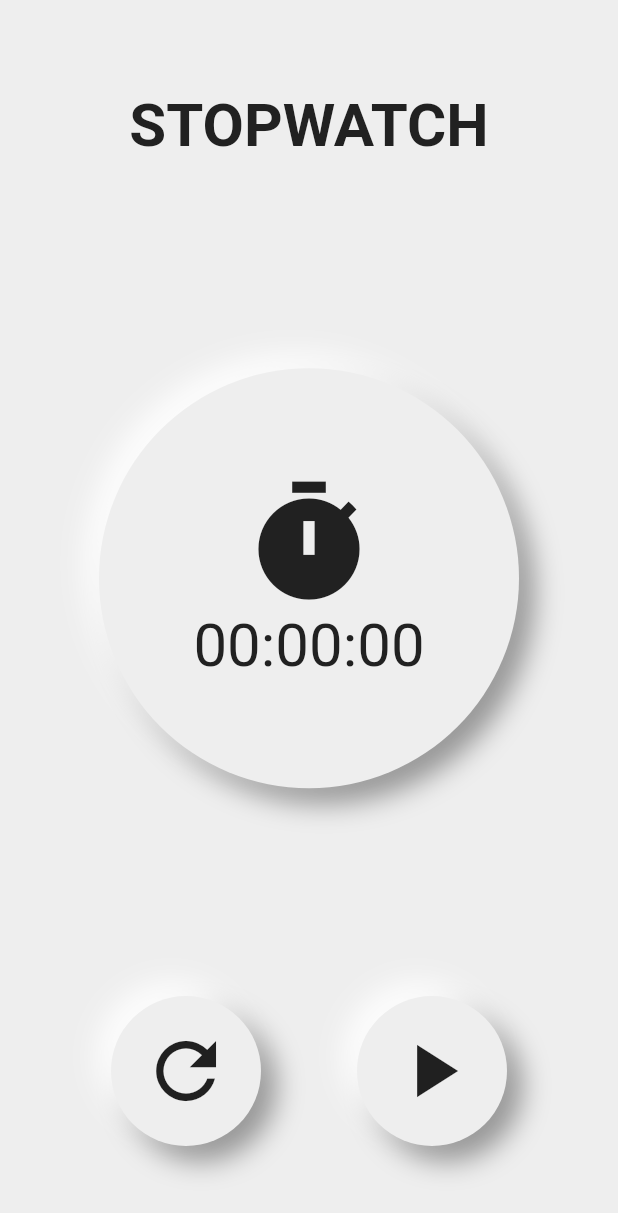
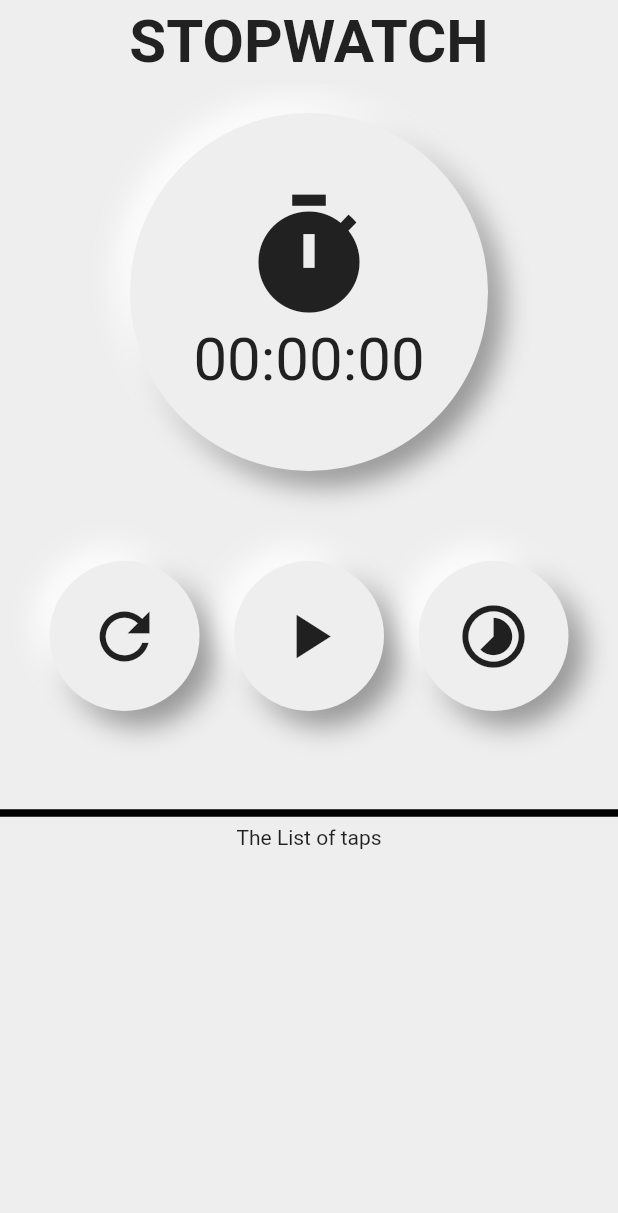
Before and after one commit to bbkouty/chronometer, a Flutter app: the screen it shows after launch, on a phone screen of 412 x 824 dp. Shown: the top 1213 px of the screen. Run offline on Flutter 3.47's test engine with Material 2 defaults, Android fonts, the phone set to English and light mode, and no system bars.

Commit message:
Commit 2021/04/14

```diff
--- /dev/null
+++ b/lib/StopwatchApp.dart
@@ -0,0 +1,247 @@
+import 'dart:async';
+
+import 'package:flutter/gestures.dart';
+import 'package:flutter/material.dart';
+///
+/// Author : BBKOUTY
+/// Date   : 2021/04/14
+///
+/// This Class is build for managing the actual stopwatch
+///
+class StopwatchApp extends StatefulWidget {
+  @override
+  _StopwatchAppState createState() => _StopwatchAppState();
+}
+
+class _StopwatchAppState extends State<StopwatchApp> {
+
+  /// A variable that store what the stopwatch will show to the user
+  String timeString = "00:00:00";
+  /// A stopwatch that we use for all the event, isRunning and so on...
+  Stopwatch stopwatch = Stopwatch();
+  /// The timer that we handle
+  Timer timer;
+  /// This list will hold all the time lap
+  List timeLapList = [];
+
+  /// This function start the clock
+  void start() {
+    stopwatch.start();
+    timer = Timer.periodic(Duration(microseconds: 1), update);
+  }
+
+  /// This function helps for the changing state on the timer
+  void update(Timer t){
+    if (stopwatch.isRunning) {
+      setState(() {
+        timeString = (stopwatch.elapsed.inMinutes % 60).toString().padLeft(2, "0")+
+            ":"+(stopwatch.elapsed.inSeconds % 60).toString().padLeft(2, "0")+":"+
+            (stopwatch.elapsed.inMilliseconds % 1000 / 10).clamp(0, 99).toStringAsFixed(0).padLeft(2, "0");
+      });
+    }
+  }
+
+  /// The function stop make a pause to the stopwatch
+  void stop(){
+    setState(() {
+      timer.cancel();
+      stopwatch.stop();
+    });
+  }
+
+  /// This function reset the clock of the stopwatch
+  void reset(){
+    timer.cancel();
+    stopwatch.reset();
+    setState(() {
+      timeString= "00:00:00";
+      timeLapList.clear();
+    });
+    stopwatch.stop();
+  }
+
+  /// This function will add the timer to the time lap list
+  void addTimeLapList(){
+    if(stopwatch.isRunning) {
+      setState(() {
+        timeLapList.add(timeString);
+      });
+    }
+  }
+
+  @override
+  Widget build(BuildContext context) {
+    return  Scaffold(
+      appBar: AppBar(
+        title: Center(
+          child: Text(
+            'STOPWATCH',
+            style: TextStyle(
+                fontSize: 40,
+                fontWeight: FontWeight.bold,
+                color: Colors.grey.shade900
+            ),
+          ),
+        ),
+        backgroundColor: Colors.grey.shade200,
+        elevation: 0,
+      ),
+      backgroundColor: Colors.grey.shade200,
+      body: Column(
+        mainAxisAlignment: MainAxisAlignment.center,
+        children: <Widget>[
+          SizedBox(
+            height: 10,
+          ),
+          Flexible(
+            flex: 1,
+            child: Container(
+              width: 280,
+              height: 280,
+              decoration: BoxDecoration(
+                  color: Colors.grey.shade200,
+                  shape: BoxShape.circle,
+                  boxShadow: [
+                    BoxShadow(
+                      offset: Offset(10,10),
+                      color: Colors.black38,
+                      blurRadius: 15,
+                    ),
+                    BoxShadow(
+                      offset: Offset(-10,-10),
+                      color: Colors.white.withOpacity(0.85),
+                      blurRadius: 15,
+                    )
+                  ]
+              ),
+              child: Expanded(
+                child: Column(
+                  mainAxisAlignment: MainAxisAlignment.center,
+                  children: [
+                    Icon(Icons.timer, size: 90, color: Colors.grey.shade900,),
+                    FittedBox(
+                      child: Text(
+                        timeString,
+                        style: TextStyle(
+                          fontSize: 40,
+                          color: Colors.grey.shade900,
+                        ),
+                      ),
+                    ),
+                  ],
+                ),
+              ),
+            ),
+          ),
+          Flexible(
+            flex: 1,
+            child: Container(
+              padding: EdgeInsets.symmetric(horizontal: 10, vertical: 60),
+              child: Row(
+                mainAxisAlignment: MainAxisAlignment.spaceEvenly,
+                children: [
+                  Container(
+                    height: 100,
+                    width: 100,
+                    decoration: BoxDecoration(
+                        color: Colors.grey.shade200,
+                        shape: BoxShape.circle,
+                        boxShadow: [
+                          BoxShadow(
+                            offset: Offset(10,10),
+                            color: Colors.black38,
+                            blurRadius: 15,
+                          ),
+                          BoxShadow(
+                            offset: Offset(-10,-10),
+                            color: Colors.white.withOpacity(0.85),
+                            blurRadius: 15,
+                          ),
+                        ]
+                    ),
+                    child: IconButton(
+                      onPressed: reset,
+                      icon: Icon(
+                        Icons.refresh,
+                        size: 50,
+                      ),
+                    ),
+                  ),
+                  Container(
+                    height: 100,
+                    width: 100,
+                    decoration: BoxDecoration(
+                        color: Colors.grey.shade200,
+                        shape: BoxShape.circle,
+                        boxShadow: [
+                          BoxShadow(
+                            offset: Offset(10,10),
+                            color: Colors.black38,
+                            blurRadius: 15,
+                          ),
+                          BoxShadow(
+                            offset: Offset(-10,-10),
+                            color: Colors.white.withOpacity(0.85),
+                            blurRadius: 15,
+                          ),
+                        ]
+                    ),
+                    child: IconButton(
+                      onPressed: (){
+                        stopwatch.isRunning ? stop() : start();
+                      },
+                      icon: Icon(
+                        stopwatch.isRunning ? Icons.pause : Icons.play_arrow,
+                        size: 50,
+                      ),
+                    ),
+                  ),
+                  Container(
+                    height: 100,
+                    width: 100,
+                    decoration: BoxDecoration(
+                        color: Colors.grey.shade200,
+                        shape: BoxShape.circle,
+                        boxShadow: [
+                          BoxShadow(
+                            offset: Offset(10,10),
+                            color: Colors.black38,
+                            blurRadius: 15,
+                          ),
+                          BoxShadow(
+                            offset: Offset(-10,-10),
+                            color: Colors.white.withOpacity(0.85),
+                            blurRadius: 15,
+                          ),
+                        ]
+                    ),
+                    child: IconButton(
+                      onPressed: addTimeLapList,
+                      icon: Icon(Icons.timelapse, size: 50,),
+                    ),
+                  ),
+                ],
+              ),
+            ),
+          ),
+          Divider(
+            thickness: 5,
+            color: Colors.black,
+          ),
+          Text('The List of taps'),
+          SizedBox(
+            height: 10,
+          ),
+          Flexible(
+            flex: 1,
+            child: ListView.builder(
+              dragStartBehavior: DragStartBehavior.down,
+              itemCount: timeLapList?.length ?? 0,
+              itemBuilder: (context,index)=>Center(child: Text('${timeLapList[index].toString()}'))
+            ),
+          ),
+        ],
+      ),
+    );
+  }
+}
--- a/lib/main.dart
+++ b/lib/main.dart
@@ -1,6 +1,8 @@
 import 'dart:async';
 
 import 'package:flutter/material.dart';
+
+import 'StopwatchApp.dart';
 
 void main() {
   runApp(MyApp());
@@ -16,164 +18,3 @@ class MyApp extends StatelessWidget {
     );
   }
 }
-
-class StopwatchApp extends StatefulWidget {
-  @override
-  _StopwatchAppState createState() => _StopwatchAppState();
-}
-
-class _StopwatchAppState extends State<StopwatchApp> {
-
-  String timeString = "00:00:00";
-  Stopwatch stopwatch = Stopwatch();
-  Timer timer;
-
-  void start() {
-    stopwatch.start();
-    timer = Timer.periodic(Duration(microseconds: 1), update);
-  }
-
-  void update(Timer t){
-    if (stopwatch.isRunning) {
-      setState(() {
-        timeString = (stopwatch.elapsed.inMinutes % 60).toString().padLeft(2, "0")+
-        ":"+(stopwatch.elapsed.inSeconds % 60).toString().padLeft(2, "0")+":"+
-            (stopwatch.elapsed.inMilliseconds % 1000 / 10).clamp(0, 99).toStringAsFixed(0).padLeft(2, "0");
-      });
-    }
-  }
-
-  void stop(){
-    setState(() {
-      timer.cancel();
-      stopwatch.stop();
-    });
-  }
-
-  void reset(){
-    timer.cancel();
-    stopwatch.reset();
-    setState(() {
-      timeString= "00:00:00";
-    });
-    stopwatch.stop();
-  }
-
-  @override
-  Widget build(BuildContext context) {
-    return  Scaffold(
-      backgroundColor: Colors.grey.shade200,
-      body: Column(
-        children: <Widget>[
-          Padding(
-            padding: EdgeInsets.symmetric(horizontal: 60, vertical: 60),
-            child: Text(
-              'STOPWATCH',
-              style: TextStyle(
-                  fontSize: 40,
-                  fontWeight: FontWeight.bold,
-                  color: Colors.grey.shade900
-              ),
-            ),
-          ),
-          Expanded(
-            child: Container(
-              width: 280,
-              height: 280,
-              decoration: BoxDecoration(
-                  color: Colors.grey.shade200,
-                  shape: BoxShape.circle,
-                  boxShadow: [
-                    BoxShadow(
-                      offset: Offset(10,10),
-                      color: Colors.black38,
-                      blurRadius: 15,
-                    ),
-                    BoxShadow(
-                      offset: Offset(-10,-10),
-                      color: Colors.white.withOpacity(0.85),
-                      blurRadius: 15,
-                    )
-                  ]
-              ),
-              child: Column(
-                mainAxisAlignment: MainAxisAlignment.center,
-                children: [
-                  Icon(Icons.timer, size: 90, color: Colors.grey.shade900,),
-                  Text(
-                    timeString,
-                    style: TextStyle(
-                      fontSize: 40,
-                      color: Colors.grey.shade900,
-                    ),
-                  ),
-                ],
-              ),
-            ),
-          ),
-          Container(
-            padding: EdgeInsets.symmetric(horizontal: 10, vertical: 60),
-            child: Row(
-              mainAxisAlignment: MainAxisAlignment.spaceEvenly,
-              children: [
-                Container(
-                  height: 100,
-                  width: 100,
-                  decoration: BoxDecoration(
-                      color: Colors.grey.shade200,
-                      shape: BoxShape.circle,
-                      boxShadow: [
-                        BoxShadow(
-                          offset: Offset(10,10),
-                          color: Colors.black38,
-                          blurRadius: 15,
-                        ),
-                        BoxShadow(
-                          offset: Offset(-10,-10),
-                          color: Colors.white.withOpacity(0.85),
-                          blurRadius: 15,
-                        ),
-                      ]
-                  ),
-                  child: IconButton(
-                    onPressed: reset,
-                    icon: Icon(
-                      Icons.refresh,
-                      size: 60,
-                    ),
-                  ),
-                ),
-                Container(
-                  height: 100,
-                  width: 100,
-                  decoration: BoxDecoration(
-                      color: Colors.grey.shade200,
-                      shape: BoxShape.circle,
-                      boxShadow: [
-                        BoxShadow(
-                          offset: Offset(10,10),
-                          color: Colors.black38,
-                          blurRadius: 15,
-                        ),
-                        BoxShadow(
-                          offset: Offset(-10,-10),
-                          color: Colors.white.withOpacity(0.85),
-                          blurRadius: 15,
-                        ),
-                      ]
-                  ),
-                  child: IconButton(
-                    onPressed: (){
-                      stopwatch.isRunning ? stop() : start();
-                    },
-                    icon: Icon(stopwatch.isRunning ? Icons.pause : Icons.play_arrow, size: 60,),
-                  ),
-                ),
-              ],
-            ),
-          ),
-        ],
-      ),
-    );
-  }
-}
--- a/lib/sidebar/sidebar_layout.dart
+++ /dev/null
@@ -1,16 +0,0 @@
-import 'package:flutter/material.dart';
-
-class SideBarLayout extends StatefulWidget {
-  @override
-  SideBarLayoutState createState() {
-    return SideBarLayoutState();
-  }
-}
-class SideBarLayoutState extends State<SideBarLayout> {
-
-  @override
-  Widget build(BuildContext context){
-    return Container();
-  }
-
-}
```
Also changed, not shown: lib/pages/stopwatch.dart (deleted).
